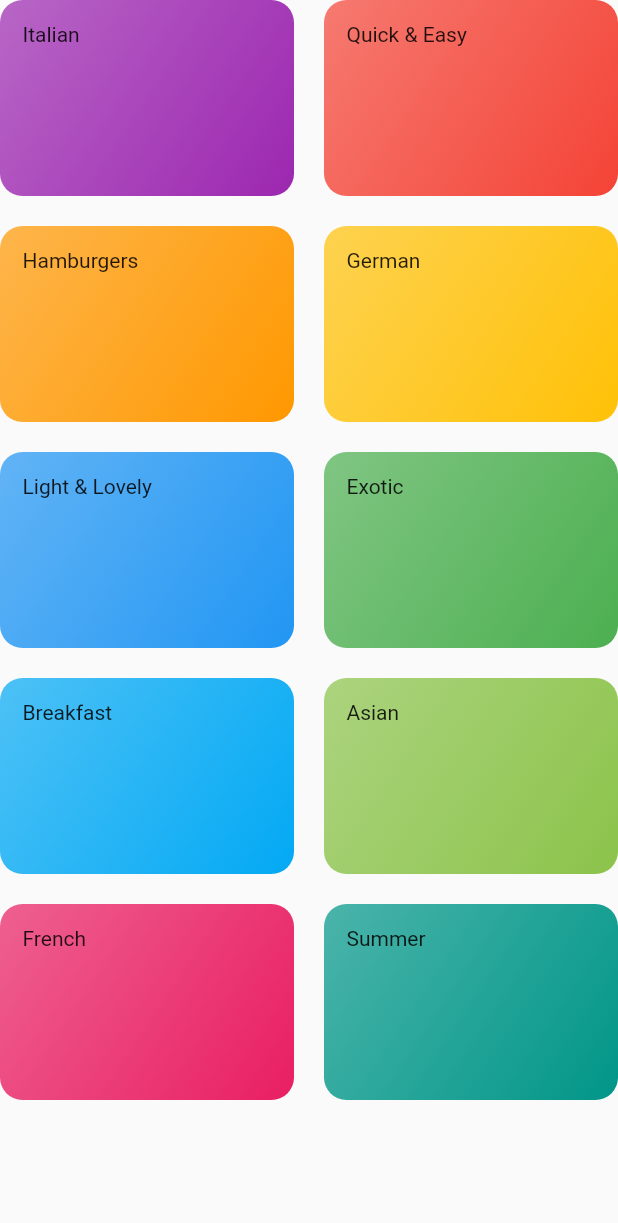
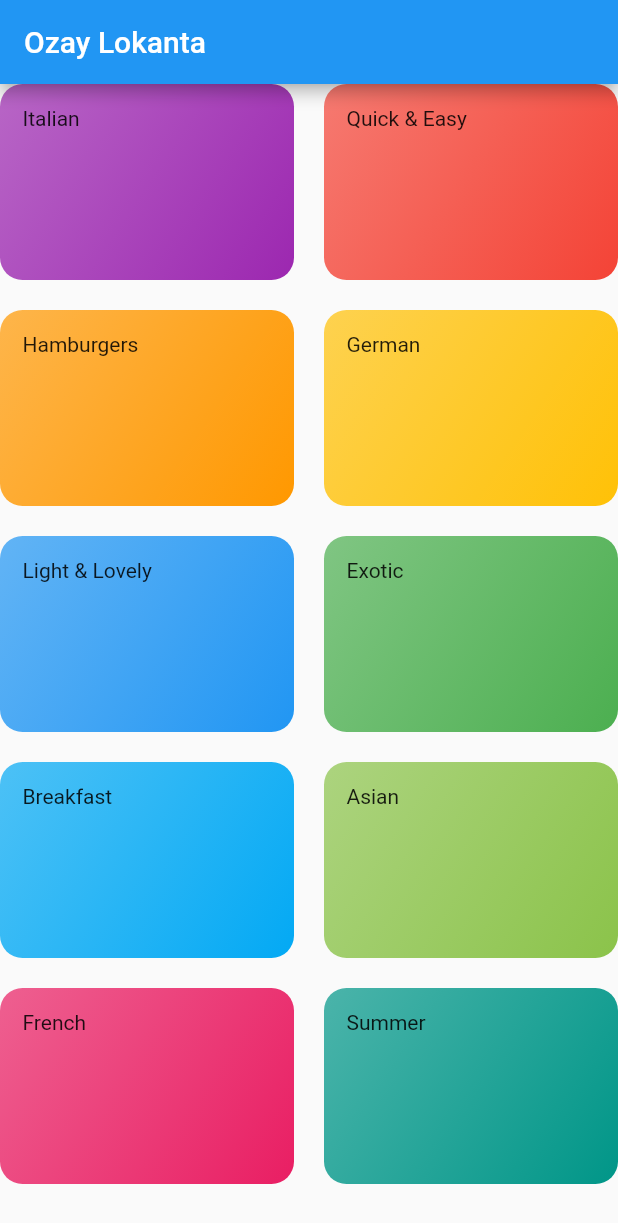
Before and after one commit to furkanayyildiz/meals_app, a Flutter app: the CategoriesScreen screen opened directly, on a phone screen of 412 x 824 dp. Shown: the top 1223 px of the screen. Run offline on Flutter 3.47's test engine with Material 2 defaults, Android fonts, the phone set to English and light mode, and no system bars.

Commit message:
category screen passed to home at main

```diff
--- a/lib/categories_screen.dart
+++ b/lib/categories_screen.dart
@@ -8,7 +8,11 @@ class CategoriesScreen extends StatelessWidget {
 
   @override
   Widget build(BuildContext context) {
-    return GridView(
+    return Scaffold(
+      appBar: AppBar(
+        title: const Text("Ozay Lokanta"),
+      ),
+      body: GridView(
         children: DUMMY_CATEGORIES
             .map(
               (catData) => CategoryItem(
@@ -23,6 +27,7 @@ class CategoriesScreen extends StatelessWidget {
           crossAxisSpacing: 20,
           mainAxisSpacing: 20,
         ),
+      ),
     );
   }
 }
```
Also changed, not shown: lib/main.dart (+4 -20 lines). Lines whose indentation alone changed are shown as unchanged.
